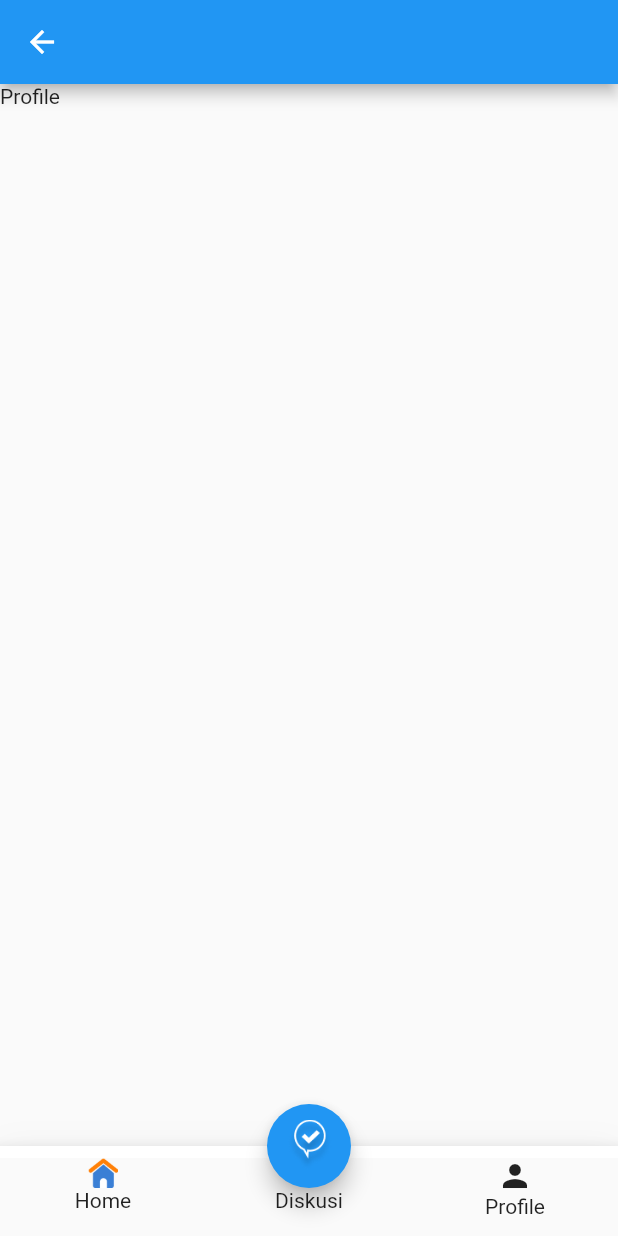
After one commit to AriesEffendy/bootcamp_project, a Flutter app: the MainPage screen opened by its route, after a tap on "Profile", on a phone screen of 412 x 824 dp. The commit adds this screen. Run offline on Flutter 3.47's test engine with Material 2 defaults, Android fonts, the phone set to English and light mode, and no system bars.

Commit message:
bottom navigation main page

```diff
--- a/lib/constants/R/assets.dart
+++ b/lib/constants/R/assets.dart
@@ -3,4 +3,6 @@ class Assets {
   String imgLogin = "assets/auth/img_login.png";
   String icGoogle = "assets/auth/ic_google.png";
   String icApple = "assets/auth/ic_apple.png";
+  String icHome = "assets/ic_home.png";
+  String icDiscuss = "assets/ic_discuss.png";
 }
--- /dev/null
+++ b/lib/view/main/Latihan_soal/home_page.dart
@@ -0,0 +1,20 @@
+import 'package:flutter/material.dart';
+
+class HomePage extends StatefulWidget {
+  const HomePage({super.key});
+
+  @override
+  State<HomePage> createState() => _HomePageState();
+}
+
+class _HomePageState extends State<HomePage> {
+  @override
+  Widget build(BuildContext context) {
+    return Scaffold(
+      appBar: AppBar(),
+      body: Column(
+        children: [Text("Home")],
+      ),
+    );
+  }
+}
--- /dev/null
+++ b/lib/view/main/discussion/chat_page.dart
@@ -0,0 +1,20 @@
+import 'package:flutter/material.dart';
+
+class ChatPage extends StatefulWidget {
+  const ChatPage({super.key});
+
+  @override
+  State<ChatPage> createState() => _ChatPageState();
+}
+
+class _ChatPageState extends State<ChatPage> {
+  @override
+  Widget build(BuildContext context) {
+    return Scaffold(
+      appBar: AppBar(),
+      body: Column(
+        children: [Text("CHAT")],
+      ),
+    );
+  }
+}
--- /dev/null
+++ b/lib/view/main/profile/profile_page.dart
@@ -0,0 +1,20 @@
+import 'package:flutter/material.dart';
+
+class ProfilePage extends StatefulWidget {
+  const ProfilePage({super.key});
+
+  @override
+  State<ProfilePage> createState() => _ProfilePageState();
+}
+
+class _ProfilePageState extends State<ProfilePage> {
+  @override
+  Widget build(BuildContext context) {
+    return Scaffold(
+      appBar: AppBar(),
+      body: Column(
+        children: [Text("Profile")],
+      ),
+    );
+  }
+}
--- a/lib/view/main_page.dart
+++ b/lib/view/main_page.dart
@@ -1,3 +1,7 @@
+import 'package:bootcamp_project/constants/r.dart';
+import 'package:bootcamp_project/view/main/Latihan_soal/home_page.dart';
+import 'package:bootcamp_project/view/main/discussion/chat_page.dart';
+import 'package:bootcamp_project/view/main/profile/profile_page.dart';
 import 'package:flutter/material.dart';
 
 class MainPage extends StatefulWidget {
@@ -9,10 +13,116 @@ class MainPage extends StatefulWidget {
 }
 
 class _MainPageState extends State<MainPage> {
+  final _pc = PageController();
+  int index = 0;
+
   @override
   Widget build(BuildContext context) {
     return Scaffold(
-      bottomNavigationBar: Container(),
+      floatingActionButton: FloatingActionButton(
+        child: Image.asset(R.assets.icDiscuss,width: 30,),
+        onPressed: () {
+          Navigator.of(context)
+              .push(MaterialPageRoute(builder: (context) => ChatPage()));
+        },
+      ),
+      floatingActionButtonLocation: FloatingActionButtonLocation.centerDocked,
+      bottomNavigationBar: _buildBottomNavigation(),
+      body: PageView(
+        controller: _pc,
+        physics: NeverScrollableScrollPhysics(),
+        children: [
+          HomePage(),
+          ProfilePage(),
+        ],
+      ),
+    );
+  }
+
+  Container _buildBottomNavigation() {
+    return Container(
+      decoration: BoxDecoration(boxShadow: [
+        BoxShadow(
+            offset: Offset(0, 4),
+            blurRadius: 20,
+            color: Colors.black.withOpacity(0.06))
+      ]),
+      child: BottomAppBar(
+          color: Colors.white,
+          child: Container(
+            height: 60,
+            child: Row(
+              children: [
+                Expanded(
+                  child: Padding(
+                    padding: const EdgeInsets.only(top: 8.0),
+                    child: Material(
+                      child: InkWell(
+                        onTap: () {
+                          index = 0;
+                          _pc.animateToPage(index,
+                              duration: Duration(milliseconds: 500),
+                              curve: Curves.bounceInOut);
+                        },
+                        child: Column(
+                          children: [
+                            Image.asset(
+                              R.assets.icHome,
+                              height: 20,
+                            ),
+                            Text("Home")
+                          ],
+                        ),
+                      ),
+                    ),
+                  ),
+                ),
+                Expanded(
+                  child: Padding(
+                    padding: const EdgeInsets.only(top: 8.0),
+                    child: Material(
+                      child: InkWell(
+                        child: Column(
+                          children: [
+                            Opacity(
+                              opacity: 0,
+                              child: Image.asset(
+                                R.assets.icHome,
+                                height: 20,
+                              ),
+                            ),
+                            Text("Diskusi")
+                          ],
+                        ),
+                      ),
+                    ),
+                  ),
+                ),
+                Expanded(
+                  child: Padding(
+                    padding: const EdgeInsets.only(top: 8.0),
+                    child: Material(
+                      child: InkWell(
+                        onTap: () {
+                          index = 1;
+                          _pc.animateToPage(index,
+                              duration: Duration(milliseconds: 500),
+                              curve: Curves.easeInOut);
+                          setState(() {});
+                        },
+                        child: Column(
+                          children: [
+                            Icon(Icons.person),
+                            Text("Profile"),
+                          ],
+                        ),
+                      ),
+                    ),
+                  ),
+                ),
+              ],
+            ),
+          )),
     );
   }
 }
--- a/lib/view/register_page.dart
+++ b/lib/view/register_page.dart
@@ -1,4 +1,3 @@
-import 'dart:ffi';
 
 import 'package:bootcamp_project/constants/r.dart';
 import 'package:bootcamp_project/view/login_page.dart';
@@ -18,6 +17,7 @@ class _RegisterPageState extends State<RegisterPage> {
   String gender = "Laki-Laki";
   List<String> calssSlta = ["10", "11", "12"];
   String selectedClass = "10";
+  final emailControler = TextEditingController();
 
   onTapGender(Gender genderInput) {
     if (genderInput == Gender.lakiLaki) {
@@ -45,15 +45,14 @@ class _RegisterPageState extends State<RegisterPage> {
           ),
         ),
       ),
-      bottomNavigationBar:
-              SafeArea(
+      bottomNavigationBar: SafeArea(
         child: Padding(
-                  padding: const EdgeInsets.only(bottom:20.0),
+          padding: const EdgeInsets.only(bottom: 20.0),
           child: ButtonLogin(
             backgroundColor: R.colors.primary,
             borderColor: R.colors.primary,
             onTap: () {
-                      Navigator.of(context).pushNamed(MainPage.route);
+              Navigator.of(context).pushNamedAndRemoveUntil(MainPage.route, (context) => false);
             },
             child: Text(
               R.strings.daftar,
@@ -73,6 +72,7 @@ class _RegisterPageState extends State<RegisterPage> {
             crossAxisAlignment: CrossAxisAlignment.start,
             children: [
               RegisterTextField(
+                controller: emailControler,
                 title: 'Email anda',
                 hintText: 'Email',
               ),
@@ -189,7 +189,6 @@ class _RegisterPageState extends State<RegisterPage> {
                 hintText: 'Nama Sekolah',
               ),
               // Spacer(),
-
             ],
           ),
         ),
@@ -203,10 +202,12 @@ class RegisterTextField extends StatelessWidget {
     Key? key,
     required this.title,
     required this.hintText,
+    this.controller,
   }) : super(key: key);
 
   final String title;
   final String hintText;
+  final TextEditingController? controller;
 
   @override
   Widget build(BuildContext context) {
@@ -229,6 +230,7 @@ class RegisterTextField extends StatelessWidget {
             border: Border.all(color: R.colors.greyBorder),
           ),
           child: TextField(
+            controller: controller,
             decoration: InputDecoration(
                 border: InputBorder.none,
                 hintText: hintText,
```
Lines whose indentation alone changed are shown as unchanged.
